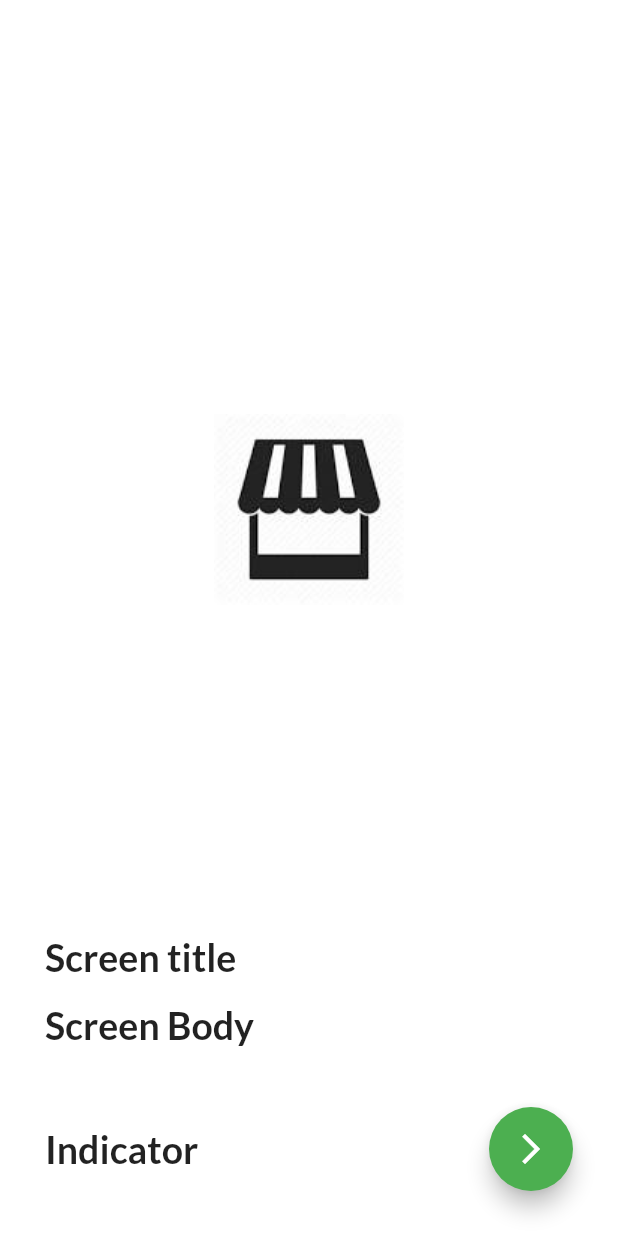
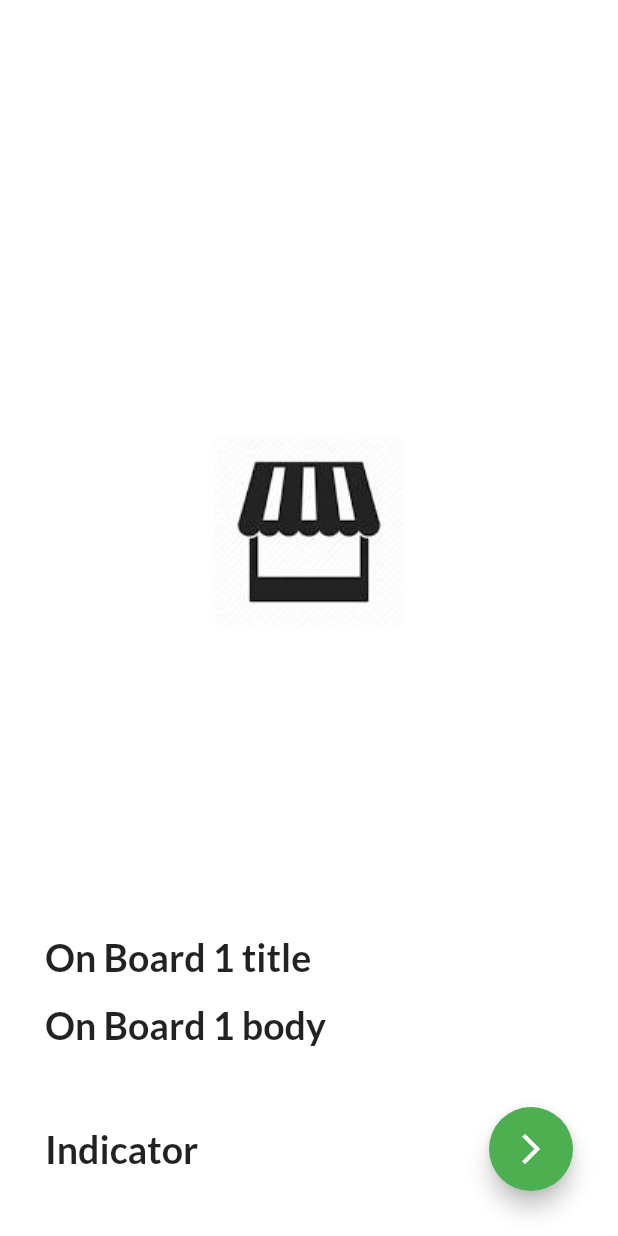
Before and after one commit to makdad-raee/shop_app, a Flutter app: the screen it shows after launch, on a phone screen of 412 x 824 dp. Run offline on Flutter 3.47's test engine with Material 2 defaults, Android fonts, the phone set to English and light mode, and no system bars; our stand-ins replace flutter_bloc, google_fonts, hexcolor.

Commit message:
create onboarding screen part 2

```diff
--- a/lib/componants/componants.dart
+++ b/lib/componants/componants.dart
@@ -1,13 +1,14 @@
 import 'package:flutter/material.dart';
+import 'package:shope_app/modules/onboarding_models.dart';
 
-Widget buildOnBoardingItem()=>const Column(
+Widget buildOnBoardingItem(OnBordingModel model)=> Column(
         crossAxisAlignment: CrossAxisAlignment.start,
         children: [
-          Expanded(child: Center(child:  Image(image: AssetImage('assets/images/markt pic.jpg',)))),
-          SizedBox(height: 30,),
-          Text('Screen title',),
-          SizedBox(height: 15,),
-          Text('Screen Body',),
+         const Expanded(child: Center(child:  Image(image: AssetImage('assets/images/markt pic.jpg',),fit: BoxFit.cover,))),
+         //const SizedBox(height: 30,),
+          Text(model.title,),
+          const SizedBox(height: 15,),
+            Text(model.body,),
 
         ],
       );
--- /dev/null
+++ b/lib/cubit/shop_cubit.dart
@@ -0,0 +1,14 @@
+import 'package:flutter_bloc/flutter_bloc.dart';
+import 'package:shope_app/cubit/shop_states.dart';
+import 'package:shope_app/modules/onboarding_models.dart';
+
+class ShopCubit extends Cubit<ShopState>{
+  ShopCubit():super(ShopintialState());
+  static ShopCubit get(context)=>BlocProvider.of(context);
+
+  List<OnBordingModel> onBording=[
+    OnBordingModel(body: 'On Board 1 body', title: 'On Board 1 title'),
+    OnBordingModel(body: 'On Board 2 body', title: 'On Board 2 title'),
+    OnBordingModel(body: 'On Board 3 body', title: 'On Board 3 title')
+  ];
+}
--- /dev/null
+++ b/lib/cubit/shop_states.dart
@@ -0,0 +1,2 @@
+abstract class ShopState{}
+class ShopintialState extends ShopState{}
--- a/lib/main.dart
+++ b/lib/main.dart
@@ -1,4 +1,6 @@
 import 'package:flutter/material.dart';
+import 'package:flutter_bloc/flutter_bloc.dart';
+import 'package:shope_app/cubit/shop_cubit.dart';
 import 'package:shope_app/modules/screens/on_bording_screen.dart';
 import 'package:shope_app/style/thems.dart';
 
@@ -12,12 +14,17 @@ class MyApp extends StatelessWidget {
 
   @override
   Widget build(BuildContext context) {
-    return  MaterialApp(
-      theme: lightTheme,
-      darkTheme: darkTheme,
-      themeMode: ThemeMode.light,
+    return  MultiBlocProvider(
+      providers: [
+        BlocProvider(create: (context) => ShopCubit(),)
+      ],
+      child: MaterialApp(
+        theme: lightTheme,
+        darkTheme: darkTheme,
+        themeMode: ThemeMode.light,
 
-      home:const OnBoardingSCreen(),
+        home:const OnBoardingSCreen(),
+      ),
     );
   }
 }
--- a/lib/modules/screens/on_bording_screen.dart
+++ b/lib/modules/screens/on_bording_screen.dart
@@ -1,17 +1,26 @@
 import 'package:flutter/material.dart';
+import 'package:flutter_bloc/flutter_bloc.dart';
 import 'package:shope_app/componants/componants.dart';
+import 'package:shope_app/cubit/shop_cubit.dart';
+import 'package:shope_app/cubit/shop_states.dart';
 
 class OnBoardingSCreen extends StatelessWidget {
   const OnBoardingSCreen({super.key});
 
   @override
   Widget build(BuildContext context) {
+    return BlocConsumer<ShopCubit,ShopState>(
+      listener:(context, state) {
+
+      }, builder: (context, state) {
+        var list =ShopCubit.get(context).onBording;
+
         return Scaffold(
         appBar: AppBar(),
         body:Padding(
           padding: const EdgeInsets.all(30.0),
           child: Column(children: [
-           Expanded(child: PageView.builder(itemBuilder: (context, index) => buildOnBoardingItem(),itemCount: 3 ,),),
+             Expanded(child: PageView.builder(itemBuilder: (context, index) => buildOnBoardingItem(list[index]),itemCount: list.length,),),
              const SizedBox(height: 40,),
              Row(
               children: [
@@ -27,5 +36,7 @@ class OnBoardingSCreen extends StatelessWidget {
           ],),
         )
       );
+      },
+    );
   }
 }
--- a/pubspec.yaml
+++ b/pubspec.yaml
@@ -37,6 +37,7 @@ dependencies:
   cupertino_icons: ^1.0.2
   hexcolor: ^3.0.1
   google_fonts: ^6.1.0
+  flutter_bloc: ^8.1.3
 
 dev_dependencies:
   flutter_test:
```
Also changed, not shown: pubspec.lock. Lines whose indentation alone changed are shown as unchanged.
